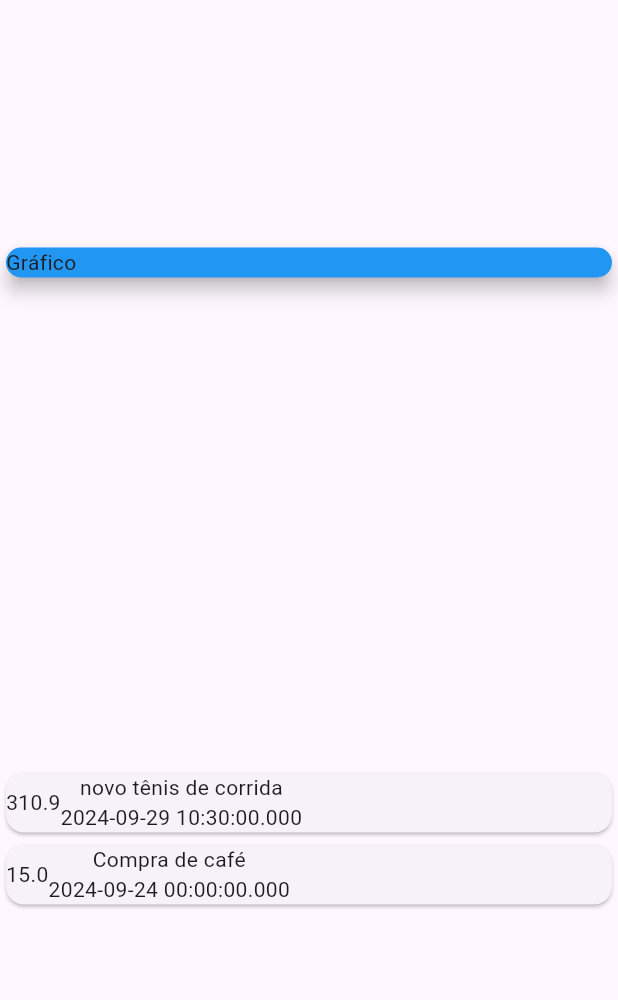
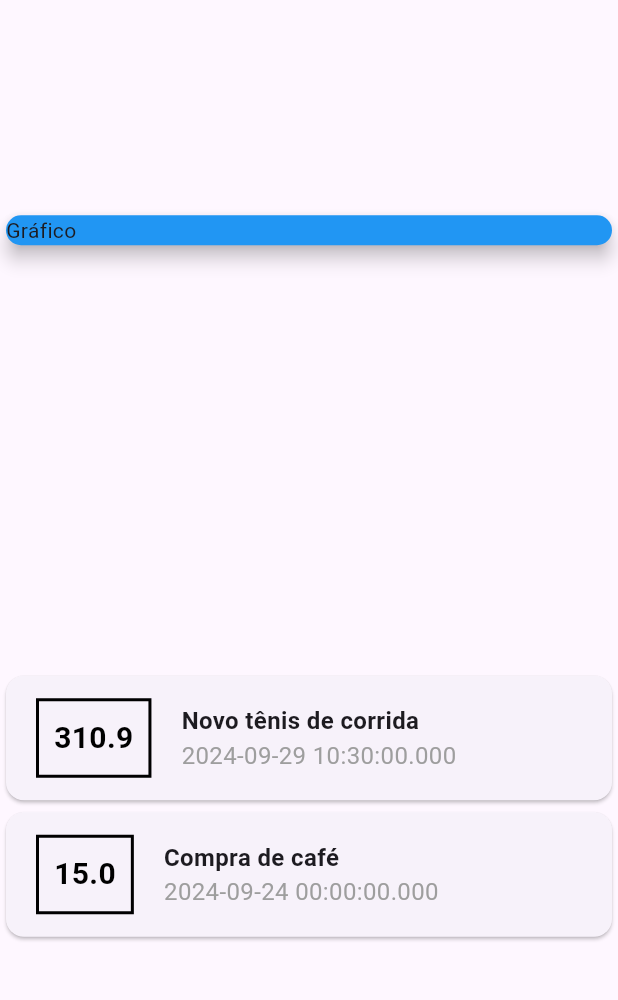
Before and after one commit to rodrigoub/App_DespesasPessoais, a Flutter app: the screen it shows after launch, on a phone screen of 412 x 824 dp, the part 84-1084 px from its top. Run offline on Flutter 3.47's test engine with Material 3 defaults, Android fonts, the phone set to English and light mode, and no system bars.

Commit message:
Aplicando alterações de formatação e estilo ao Container e ao Column.

```diff
--- a/lib/main.dart
+++ b/lib/main.dart
@@ -1,3 +1,4 @@
+import 'dart:math';
 import 'package:expenses/models/transaction.dart';
 import 'package:flutter/material.dart';
 
@@ -18,7 +19,7 @@ class MyHomePage extends StatelessWidget {
   final _transaction = [
     Transaction(
         id: 't1',
-        title: 'novo tênis de corrida',
+        title: 'Novo tênis de corrida',
         value: 310.90,
         date: DateTime.now()),
     Transaction(
@@ -54,12 +55,36 @@ class MyHomePage extends StatelessWidget {
                     child: Row(
                   children: [
                     Container(
-                    child: Text(tr.value.toString()),
+                      margin:
+                          EdgeInsets.symmetric(horizontal: 20, vertical: 15),
+                      decoration: BoxDecoration(
+                          border: Border.all(
+                        color: Colors.black,
+                        width: 2,
+                      )),
+                      padding: EdgeInsets.all(10),
+                      child: Text(tr.value.toString(),
+                          style: TextStyle(
+                              fontWeight: FontWeight.bold,
+                              fontSize: 20,
+                              color: Colors.black)),
                     ),
                     Column(
+                      crossAxisAlignment: CrossAxisAlignment.start,
                       children: [
-                      Text(tr.title),
-                      Text(tr.date.toString())
+                        Text(tr.title,
+                            style: TextStyle(
+                                fontWeight: FontWeight.bold,
+                                fontSize: 16
+                              )
+                                ),
+                        Text(
+                          tr.date.toString(),
+                          style: TextStyle(
+                              fontSize: 16,
+                              color: Colors.grey
+                              ),
+                        )
                       ],
                     )
                   ],
```
Lines whose indentation alone changed are shown as unchanged.
